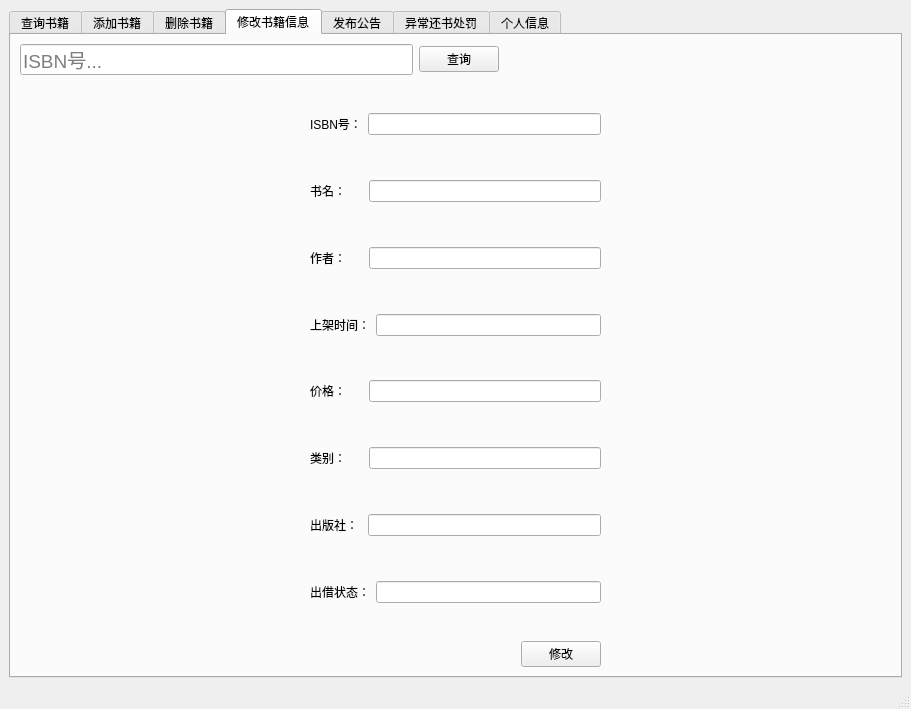
Old version of the form librarianinterface.ui in the repository LGH2713/Library_management_system.
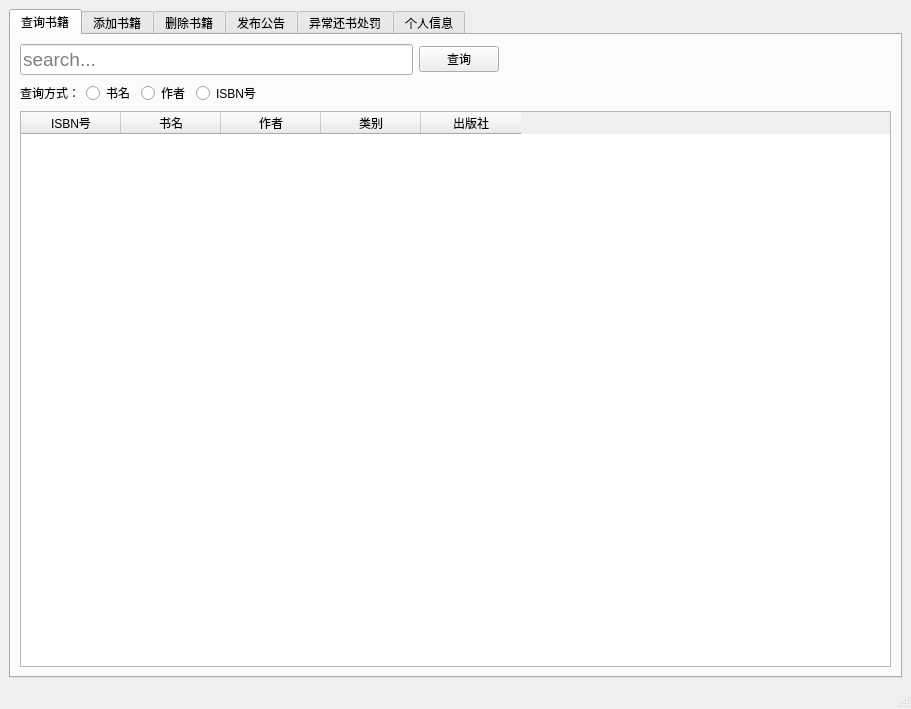
New version of the form. The open tabs and pages were chosen to show the change.

Commit message: refactor: 取消图书管理员界面的图书信息修改tab，直接和图书查询融合

Diff of the .ui file:
```diff
--- a/librarianinterface.ui
+++ b/librarianinterface.ui
@@ -684,346 +684,6 @@
         </item>
        </layout>
       </widget>
-      <widget class="QWidget" name="modifyBookInfo">
-       <property name="minimumSize">
-        <size>
-         <width>774</width>
-         <height>0</height>
-        </size>
-       </property>
-       <attribute name="title">
-        <string>修改书籍信息</string>
-       </attribute>
-       <layout class="QGridLayout" name="gridLayout_4">
-        <item row="0" column="0">
-         <layout class="QHBoxLayout" name="horizontalLayout_12">
-          <item>
-           <widget class="QLineEdit" name="modifySearchInput">
-            <property name="font">
-             <font>
-              <pointsize>14</pointsize>
-             </font>
-            </property>
-            <property name="placeholderText">
-             <string>ISBN号...</string>
-            </property>
-           </widget>
-          </item>
-          <item>
-           <widget class="QPushButton" name="modifySearchBtn">
-            <property name="text">
-             <string>查询</string>
-            </property>
-           </widget>
-          </item>
-          <item>
-           <spacer name="horizontalSpacer_10">
-            <property name="orientation">
-             <enum>Qt::Horizontal</enum>
-            </property>
-            <property name="sizeHint" stdset="0">
-             <size>
-              <width>40</width>
-              <height>20</height>
-             </size>
-            </property>
-           </spacer>
-          </item>
-         </layout>
-        </item>
-        <item row="1" column="0">
-         <layout class="QHBoxLayout" name="horizontalLayout_22">
-          <item>
-           <spacer name="horizontalSpacer_7">
-            <property name="orientation">
-             <enum>Qt::Horizontal</enum>
-            </property>
-            <property name="sizeHint" stdset="0">
-             <size>
-              <width>40</width>
-              <height>20</height>
-             </size>
-            </property>
-           </spacer>
-          </item>
-          <item>
-           <layout class="QVBoxLayout" name="verticalLayout_5">
-            <item>
-             <spacer name="verticalSpacer_9">
-              <property name="orientation">
-               <enum>Qt::Vertical</enum>
-              </property>
-              <property name="sizeHint" stdset="0">
-               <size>
-                <width>20</width>
-                <height>40</height>
-               </size>
-              </property>
-             </spacer>
-            </item>
-            <item>
-             <layout class="QVBoxLayout" name="verticalLayout_6">
-              <item>
-               <layout class="QHBoxLayout" name="horizontalLayout_13">
-                <item>
-                 <widget class="QLabel" name="label_9">
-                  <property name="text">
-                   <string>ISBN号：</string>
-                  </property>
-                 </widget>
-                </item>
-                <item>
-                 <widget class="QLineEdit" name="modifyISBN"/>
-                </item>
-               </layout>
-              </item>
-              <item>
-               <spacer name="verticalSpacer_10">
-                <property name="orientation">
-                 <enum>Qt::Vertical</enum>
-                </property>
-                <property name="sizeHint" stdset="0">
-                 <size>
-                  <width>20</width>
-                  <height>40</height>
-                 </size>
-                </property>
-               </spacer>
-              </item>
-              <item>
-               <layout class="QHBoxLayout" name="horizontalLayout_14">
-                <item>
-                 <widget class="QLabel" name="label_10">
-                  <property name="text">
-                   <string>书名：     </string>
-                  </property>
-                 </widget>
-                </item>
-                <item>
-                 <widget class="QLineEdit" name="modifyBookName"/>
-                </item>
-               </layout>
-              </item>
-              <item>
-               <spacer name="verticalSpacer_11">
-                <property name="orientation">
-                 <enum>Qt::Vertical</enum>
-                </property>
-                <property name="sizeHint" stdset="0">
-                 <size>
-                  <width>20</width>
-                  <height>40</height>
-                 </size>
-                </property>
-               </spacer>
-              </item>
-              <item>
-               <layout class="QHBoxLayout" name="horizontalLayout_15">
-                <item>
-                 <widget class="QLabel" name="label_11">
-                  <property name="text">
-                   <string>作者：     </string>
-                  </property>
-                 </widget>
-                </item>
-                <item>
-                 <widget class="QLineEdit" name="modifyAuthor"/>
-                </item>
-               </layout>
-              </item>
-              <item>
-               <spacer name="verticalSpacer_12">
-                <property name="orientation">
-                 <enum>Qt::Vertical</enum>
-                </property>
-                <property name="sizeHint" stdset="0">
-                 <size>
-                  <width>20</width>
-                  <height>40</height>
-                 </size>
-                </property>
-               </spacer>
-              </item>
-              <item>
-               <layout class="QHBoxLayout" name="horizontalLayout_16">
-                <item>
-                 <widget class="QLabel" name="label_12">
-                  <property name="text">
-                   <string>上架时间：</string>
-                  </property>
-                 </widget>
-                </item>
-                <item>
-                 <widget class="QLineEdit" name="modifyShelfLife"/>
-                </item>
-               </layout>
-              </item>
-              <item>
-               <spacer name="verticalSpacer_13">
-                <property name="orientation">
-                 <enum>Qt::Vertical</enum>
-                </property>
-                <property name="sizeHint" stdset="0">
-                 <size>
-                  <width>20</width>
-                  <height>40</height>
-                 </size>
-                </property>
-               </spacer>
-              </item>
-              <item>
-               <layout class="QHBoxLayout" name="horizontalLayout_17">
-                <item>
-                 <widget class="QLabel" name="label_13">
-                  <property name="text">
-                   <string>价格：     </string>
-                  </property>
-                 </widget>
-                </item>
-                <item>
-                 <widget class="QLineEdit" name="modifyPrice"/>
-                </item>
-               </layout>
-              </item>
-              <item>
-               <spacer name="verticalSpacer_14">
-                <property name="orientation">
-                 <enum>Qt::Vertical</enum>
-                </property>
-                <property name="sizeHint" stdset="0">
-                 <size>
-                  <width>20</width>
-                  <height>40</height>
-                 </size>
-                </property>
-               </spacer>
-              </item>
-              <item>
-               <layout class="QHBoxLayout" name="horizontalLayout_18">
-                <item>
-                 <widget class="QLabel" name="label_14">
-                  <property name="text">
-                   <string>类别：     </string>
-                  </property>
-                 </widget>
-                </item>
-                <item>
-                 <widget class="QLineEdit" name="modifyCategory"/>
-                </item>
-               </layout>
-              </item>
-              <item>
-               <spacer name="verticalSpacer_15">
-                <property name="orientation">
-                 <enum>Qt::Vertical</enum>
-                </property>
-                <property name="sizeHint" stdset="0">
-                 <size>
-                  <width>20</width>
-                  <height>40</height>
-                 </size>
-                </property>
-               </spacer>
-              </item>
-              <item>
-               <layout class="QHBoxLayout" name="horizontalLayout_19">
-                <item>
-                 <widget class="QLabel" name="label_15">
-                  <property name="text">
-                   <string>出版社： </string>
-                  </property>
-                 </widget>
-                </item>
-                <item>
-                 <widget class="QLineEdit" name="modifyPress"/>
-                </item>
-               </layout>
-              </item>
-              <item>
-               <spacer name="verticalSpacer_17">
-                <property name="orientation">
-                 <enum>Qt::Vertical</enum>
-                </property>
-                <property name="sizeHint" stdset="0">
-                 <size>
-                  <width>20</width>
-                  <height>40</height>
-                 </size>
-                </property>
-               </spacer>
-              </item>
-              <item>
-               <layout class="QHBoxLayout" name="horizontalLayout_21">
-                <item>
-                 <widget class="QLabel" name="label_16">
-                  <property name="text">
-                   <string>出借状态：</string>
-                  </property>
-                 </widget>
-                </item>
-                <item>
-                 <widget class="QLineEdit" name="modifyLoanStatus"/>
-                </item>
-               </layout>
-              </item>
-             </layout>
-            </item>
-            <item>
-             <spacer name="verticalSpacer_16">
-              <property name="orientation">
-               <enum>Qt::Vertical</enum>
-              </property>
-              <property name="sizeHint" stdset="0">
-               <size>
-                <width>20</width>
-                <height>40</height>
-               </size>
-              </property>
-             </spacer>
-            </item>
-            <item>
-             <layout class="QHBoxLayout" name="horizontalLayout_20">
-              <item>
-               <spacer name="horizontalSpacer_8">
-                <property name="orientation">
-                 <enum>Qt::Horizontal</enum>
-                </property>
-                <property name="sizeHint" stdset="0">
-                 <size>
-                  <width>40</width>
-                  <height>20</height>
-                 </size>
-                </property>
-               </spacer>
-              </item>
-              <item>
-               <widget class="QPushButton" name="modifyBookBtn">
-                <property name="text">
-                 <string>修改</string>
-                </property>
-               </widget>
-              </item>
-             </layout>
-            </item>
-           </layout>
-          </item>
-          <item>
-           <spacer name="horizontalSpacer_9">
-            <property name="orientation">
-             <enum>Qt::Horizontal</enum>
-            </property>
-            <property name="sizeHint" stdset="0">
-             <size>
-              <width>40</width>
-              <height>20</height>
-             </size>
-            </property>
-           </spacer>
-          </item>
-         </layout>
-        </item>
-       </layout>
-      </widget>
       <widget class="QWidget" name="announcementPublish">
        <attribute name="title">
         <string>发布公告</string>
```
